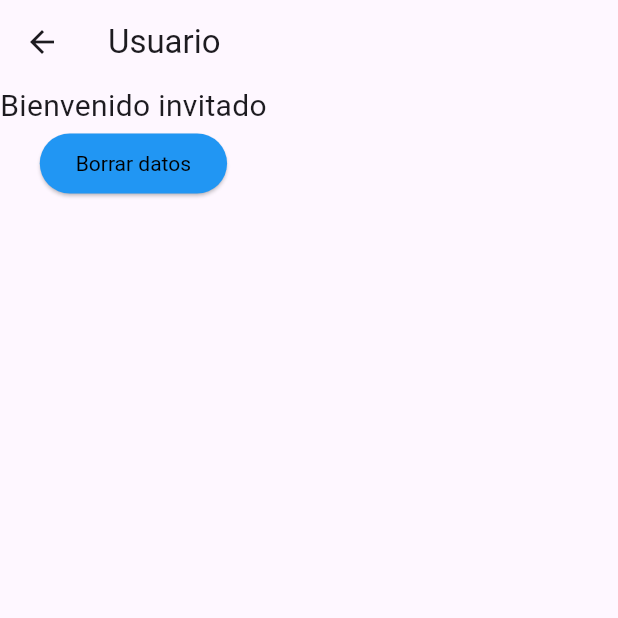
After one commit to DR-Barros/appFinanzas, a Flutter app: the UserScreen screen opened directly, after a tap on "Borrar datos", on a phone screen of 412 x 824 dp, the top half of it. The commit adds this screen. Run offline on Flutter 3.47's test engine with Material 3 defaults, Android fonts, the phone set to English and light mode, and no system bars; our stand-ins replace logger, shared_preferences; accounts and stored records are empty.

Commit message:
REFACTOR(app): se quita clase save account y se modifica esquema de screens

```diff
--- a/lib/controllers/app_controller.dart
+++ b/lib/controllers/app_controller.dart
@@ -1,8 +1,8 @@
+import 'dart:async';
 import 'dart:convert';
 import 'package:app_finanzas/models/account.dart';
 import 'package:app_finanzas/models/user.dart';
 import 'package:app_finanzas/models/transaction.dart';
-import 'package:app_finanzas/models/save_account.dart';
 import 'package:logger/logger.dart';
 import 'package:intl/intl.dart';
 import 'package:shared_preferences/shared_preferences.dart';
@@ -59,6 +59,18 @@ class AppController {
     await data.setString('user', userJson);
   }
 
+  // Method to reset the user to the default user.
+  Future<void> resetUser() async {
+    final data = await SharedPreferences.getInstance();
+    await data.remove('user');
+    user = User(
+      id: '0',
+      name: 'invitado',
+      email: '',
+    );
+    saveUser();
+  }
+
   // Method to get the user name.
   String getUserName() {
     return user?.name ?? 'No user';
@@ -77,7 +89,7 @@ class AppController {
     return user!.accounts.fold(
       0,
       (previousValue, element) {
-        if (element is SaveAccount) {
+        if (element.type == 'save') {
           return previousValue + element.balance;
         } else {
           return previousValue;
@@ -169,7 +181,7 @@ class AppController {
   List<Account> getCurrentAccounts() {
     if (user != null) {
       return user!.accounts
-          .where((account) => !(account is SaveAccount))
+          .where((account) => account.type == 'current')
           .map((account) => account as Account)
           .toList();
     } else {
@@ -178,11 +190,11 @@ class AppController {
   }
 
   // Method to get the SaveAccounts of the user
-  List<SaveAccount> getSaveAccounts() {
+  List<Account> getSaveAccounts() {
     if (user != null) {
       return user!.accounts
-          .where((account) => account is SaveAccount)
-          .map((account) => account as SaveAccount)
+          .where((account) => account.type == 'save')
+          .map((account) => account as Account)
           .toList();
     } else {
       return [];
--- a/lib/models/save_account.dart
+++ /dev/null
@@ -1,17 +0,0 @@
-import 'package:app_finanzas/models/account.dart';
-
-class SaveAccount extends Account {
-  SaveAccount({
-    required id,
-    required name,
-    required balance,
-  }) : super(id: id, name: name, balance: balance, type: 'savings');
-
-  factory SaveAccount.fromJson(Map<String, dynamic> json) {
-    return SaveAccount(
-      id: json['id'],
-      name: json['name'],
-      balance: json['balance'],
-    );
-  }
-}
--- a/lib/views/screens/accounts_screen.dart
+++ b/lib/views/screens/accounts_screen.dart
@@ -1,7 +1,6 @@
 import 'package:app_finanzas/controllers/app_controller.dart';
 import 'package:app_finanzas/views/widgets/add_account_modal.dart';
 import 'package:app_finanzas/models/account.dart';
-import 'package:app_finanzas/models/save_account.dart';
 import 'package:flutter/material.dart';
 
 class AccountsScreen extends StatefulWidget {
@@ -18,7 +17,7 @@ class _AccountsScreenState extends State<AccountsScreen> {
   Widget build(BuildContext context) {
     String dinero = appController.getBalanceString();
     String dineroAhorro = appController.getSaveBalanceString();
-    List<SaveAccount> cuentas = appController.getSaveAccounts();
+    List<Account> cuentas = appController.getSaveAccounts();
     List<Account> accounts = appController.getCurrentAccounts();
     for (var cuenta in cuentas) {
       print(cuenta.name + ' ' + cuenta.id.toString());
--- /dev/null
+++ b/lib/views/screens/user_screen.dart
@@ -0,0 +1,38 @@
+import 'package:flutter/material.dart';
+import 'package:app_finanzas/controllers/app_controller.dart';
+
+class UserScreen extends StatefulWidget {
+  const UserScreen({super.key});
+
+  @override
+  _UserScreenState createState() => _UserScreenState();
+}
+
+class _UserScreenState extends State<UserScreen> {
+  AppController appController = AppController();
+
+  @override
+  Widget build(BuildContext context) {
+    String userName = appController.getUserName();
+    return Scaffold(
+      appBar: AppBar(
+        title: const Text('Usuario'),
+      ),
+      body: Column(
+        children: <Widget>[
+          Text(
+            'Bienvenido $userName',
+            style: const TextStyle(fontSize: 20),
+          ),
+          ElevatedButton(
+            onPressed: () {
+              appController.resetUser();
+            },
+            child: const Text('Borrar datos',
+                style: TextStyle(color: Colors.black)),
+          ),
+        ],
+      ),
+    );
+  }
+}
```
Also changed, not shown: lib/main.dart (+28 -2 lines), lib/models/user.dart (+3 -16 lines), lib/views/screens/bills_screen.dart (added, +109 -0 lines), lib/views/screens/planning_screen.dart (+2 -50 lines).
